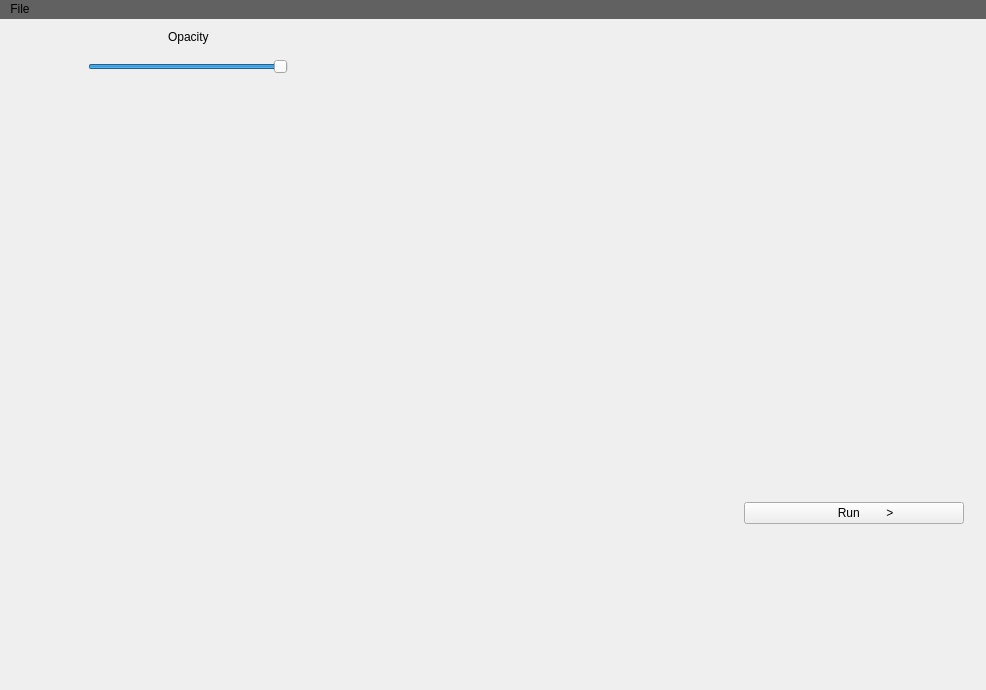
Before: the Qt Designer form src/mainwindow.ui in dboun/MultiPatientImageProcessing, drawn with Qt 5.
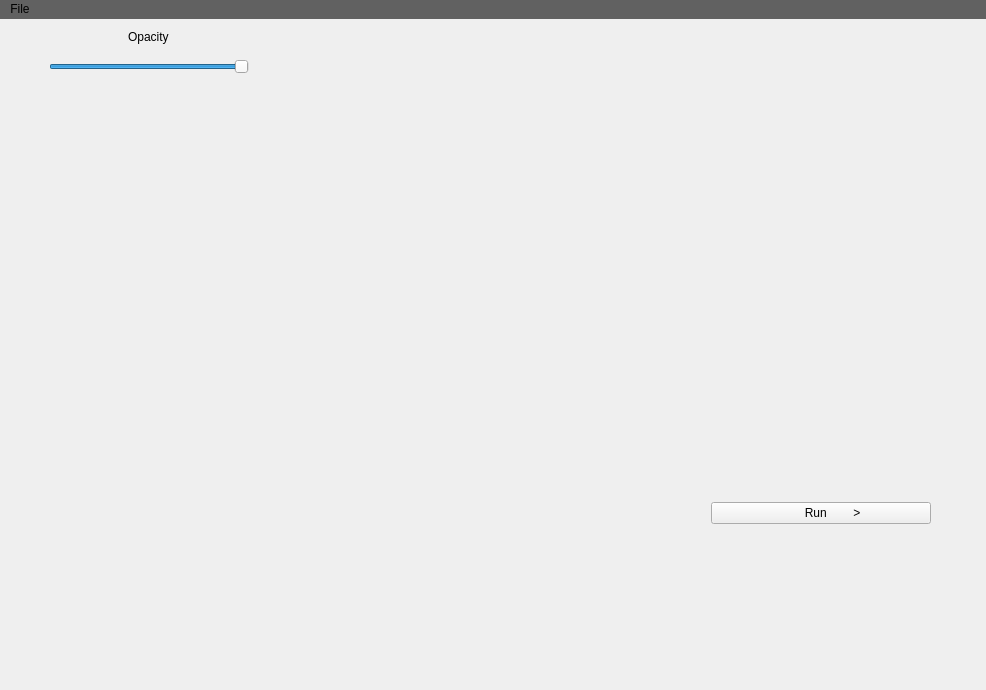
After: the same form once the commit is applied. Custom widgets are drawn as their Qt base class.

Commit message: Fix tree widget expanding too much

```diff
--- a/src/mainwindow.ui
+++ b/src/mainwindow.ui
@@ -21,11 +21,23 @@
   </property>
   <widget class="QWidget" name="centralWidget">
    <layout class="QHBoxLayout" name="horizontalLayout">
+    <property name="leftMargin">
+     <number>9</number>
+    </property>
+    <property name="rightMargin">
+     <number>9</number>
+    </property>
     <item>
      <widget class="QWidget" name="leftPanel" native="true">
+      <property name="sizePolicy">
+       <sizepolicy hsizetype="Fixed" vsizetype="Preferred">
+        <horstretch>0</horstretch>
+        <verstretch>0</verstretch>
+       </sizepolicy>
+      </property>
       <property name="minimumSize">
        <size>
-        <width>300</width>
+        <width>280</width>
         <height>0</height>
        </size>
       </property>
@@ -89,14 +101,20 @@
          </property>
         </widget>
        </item>
-       <item>
+       <item alignment="Qt::AlignHCenter">
         <widget class="QWidget" name="dataViewContainer" native="true">
          <property name="sizePolicy">
-          <sizepolicy hsizetype="Expanding" vsizetype="Expanding">
+          <sizepolicy hsizetype="Fixed" vsizetype="Expanding">
            <horstretch>0</horstretch>
            <verstretch>0</verstretch>
           </sizepolicy>
          </property>
+         <property name="minimumSize">
+          <size>
+           <width>280</width>
+           <height>0</height>
+          </size>
+         </property>
          <property name="autoFillBackground">
           <bool>false</bool>
          </property>
@@ -116,7 +134,14 @@
       <widget class="QWidget" name="page">
        <layout class="QVBoxLayout" name="verticalLayout_2">
         <item>
-         <widget class="QWidget" name="viewerContainer" native="true"/>
+         <widget class="QWidget" name="viewerContainer" native="true">
+          <property name="sizePolicy">
+           <sizepolicy hsizetype="Expanding" vsizetype="Preferred">
+            <horstretch>0</horstretch>
+            <verstretch>0</verstretch>
+           </sizepolicy>
+          </property>
+         </widget>
         </item>
        </layout>
       </widget>
@@ -127,9 +152,15 @@
     </item>
     <item>
      <widget class="QWidget" name="rightPanel" native="true">
+      <property name="sizePolicy">
+       <sizepolicy hsizetype="Fixed" vsizetype="Preferred">
+        <horstretch>0</horstretch>
+        <verstretch>0</verstretch>
+       </sizepolicy>
+      </property>
       <property name="minimumSize">
        <size>
-        <width>0</width>
+        <width>300</width>
         <height>0</height>
        </size>
       </property>
@@ -140,6 +171,9 @@
        </size>
       </property>
       <layout class="QVBoxLayout" name="verticalLayout_3">
+       <property name="leftMargin">
+        <number>0</number>
+       </property>
        <item>
         <widget class="QWidget" name="drawingToolContainer" native="true"/>
        </item>
```
The commit also changes 1 other file.
